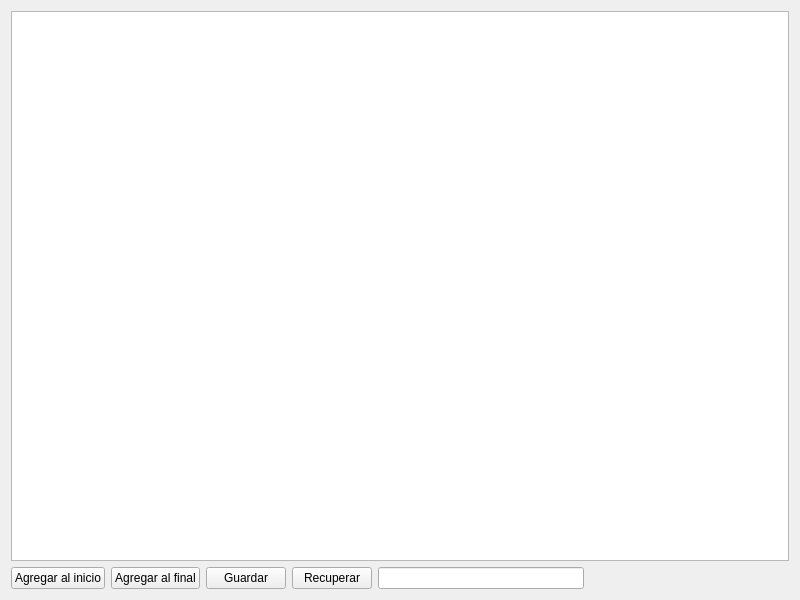
Above: widget.ui from JosueRobles/Actividad13_SA before the change. Below: the same form after it.
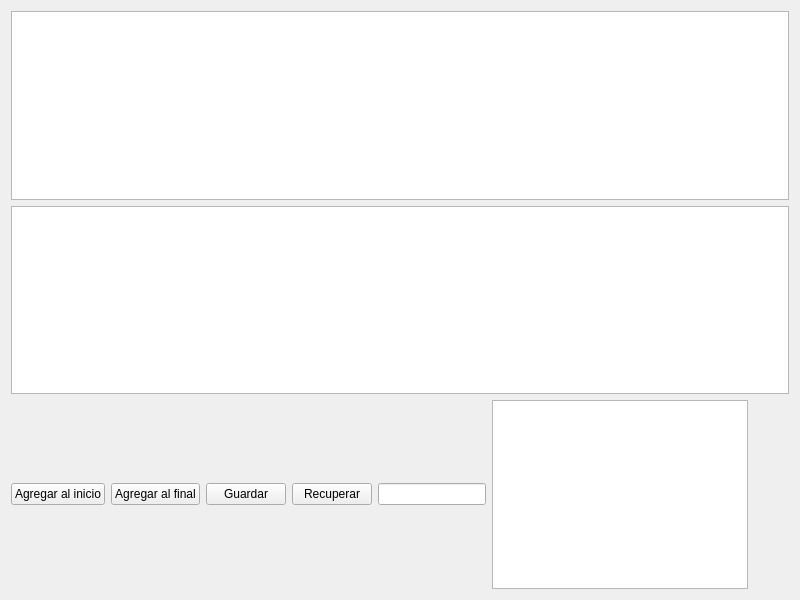
That is the form after the change.

```diff
--- a/widget.ui
+++ b/widget.ui
@@ -17,7 +17,20 @@
    <item>
     <layout class="QVBoxLayout" name="verticalLayout">
      <item>
-      <widget class="QTableWidget" name="tableWidget"/>
+      <widget class="QTableWidget" name="tableWidget">
+       <property name="editTriggers">
+        <set>QAbstractItemView::NoEditTriggers</set>
+       </property>
+       <property name="alternatingRowColors">
+        <bool>true</bool>
+       </property>
+       <attribute name="horizontalHeaderStretchLastSection">
+        <bool>true</bool>
+       </attribute>
+      </widget>
+     </item>
+     <item>
+      <widget class="QTableView" name="tableView"/>
      </item>
      <item>
       <layout class="QHBoxLayout" name="horizontalLayout">
@@ -59,6 +72,9 @@
          </property>
         </widget>
        </item>
+       <item>
+        <widget class="QListWidget" name="listWidget"/>
+       </item>
        <item>
         <spacer name="horizontalSpacer">
          <property name="orientation">
```
